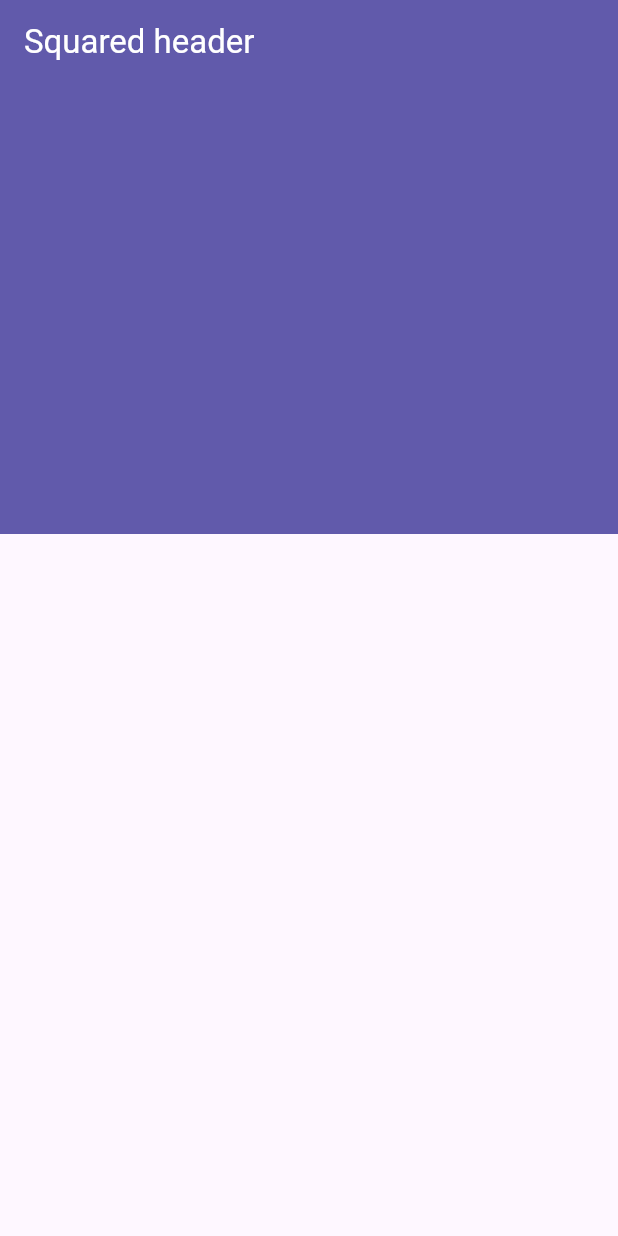
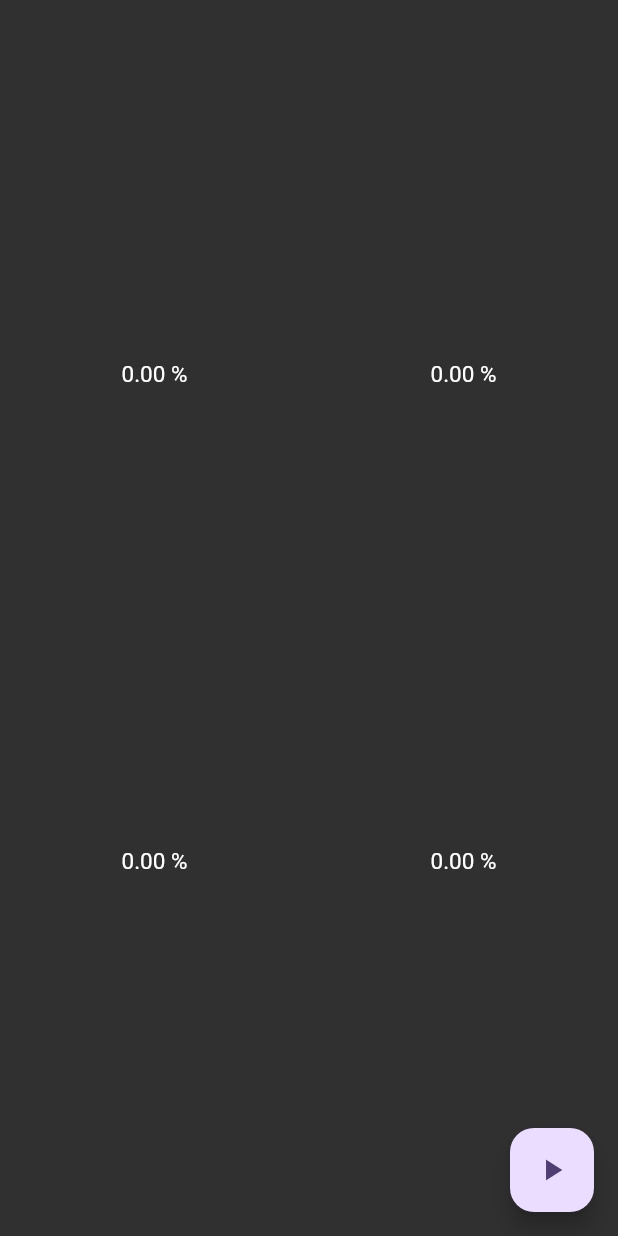
Before and after one commit to IvanLpJc/Flutter-CircularProgressBar, a Flutter app: the screen it shows after launch, on a phone screen of 412 x 824 dp. Run offline on Flutter 3.47's test engine with Material 2 defaults, Android fonts, the light colour scheme and no system bars.

Commit message:
Section finished.

```diff
--- a/lib/main.dart
+++ b/lib/main.dart
@@ -1,7 +1,4 @@
-import 'package:animated_custom_painter/src/challenges/animated_square_page.dart';
-import 'package:animated_custom_painter/src/pages/animations_page.dart';
-import 'package:animated_custom_painter/src/pages/headers_page.dart';
-import 'package:animated_custom_painter/src/pages/home_page.dart';
+import 'package:animated_custom_painter/src/pages/circular_graphs_page.dart';
 import 'package:flutter/material.dart';
 
 void main() {
@@ -17,11 +14,11 @@ class MyApp extends StatelessWidget {
     return MaterialApp(
       debugShowCheckedModeBanner: false,
       title: 'animated_custom_painter app',
-      theme: ThemeData(
+      theme: ThemeData.dark().copyWith(
         colorScheme: ColorScheme.fromSeed(seedColor: Colors.deepPurple),
         useMaterial3: true,
       ),
-      home: HomePage(),
+      home: CircularGraphsPage(),
     );
   }
 }
--- /dev/null
+++ b/lib/src/pages/circular_graphs_page.dart
@@ -0,0 +1,80 @@
+import 'package:animated_custom_painter/src/widgets/radial_progress_indicator.dart';
+import 'package:flutter/material.dart';
+
+class CircularGraphsPage extends StatefulWidget {
+  @override
+  State<CircularGraphsPage> createState() => _CircularGraphsPageState();
+}
+
+class _CircularGraphsPageState extends State<CircularGraphsPage> {
+  double percentage = 0.0;
+  @override
+  Widget build(BuildContext context) {
+    return Scaffold(
+      body: Column(
+        mainAxisAlignment: MainAxisAlignment.spaceEvenly,
+        children: [
+          Row(
+            mainAxisAlignment: MainAxisAlignment.spaceAround,
+            children: [
+              CustomRadialProgress(
+                  percentage: percentage, arcColor: Colors.amber),
+              CustomRadialProgress(
+                percentage: percentage,
+                arcColor: Colors.red,
+              ),
+            ],
+          ),
+          Row(
+            mainAxisAlignment: MainAxisAlignment.spaceAround,
+            children: [
+              CustomRadialProgress(
+                percentage: percentage,
+                arcColor: Colors.blue,
+              ),
+              CustomRadialProgress(
+                percentage: percentage,
+                arcColor: Colors.black,
+              ),
+            ],
+          )
+        ],
+      ),
+      floatingActionButton: FloatingActionButton(
+        onPressed: () => setState(() {
+          percentage += 10;
+          if (percentage > 100) {
+            percentage = 0.0;
+          }
+        }),
+        child: const Icon(Icons.play_arrow),
+      ),
+    );
+  }
+}
+
+class CustomRadialProgress extends StatelessWidget {
+  CustomRadialProgress({
+    super.key,
+    required this.percentage,
+    required this.arcColor,
+  });
+
+  final double percentage;
+  final Color arcColor;
+
+  final Gradient gradient =
+      LinearGradient(colors: [Colors.red, Colors.blue, Colors.amber]);
+
+  @override
+  Widget build(BuildContext context) {
+    return RadialProgressIndicator(
+      width: 150,
+      height: 150,
+      arcColor: arcColor,
+      percentage: percentage,
+      showGuide: false,
+      showPercetage: true,
+    );
+  }
+}
--- a/lib/src/pages/home_page.dart
+++ /dev/null
@@ -1,60 +0,0 @@
-import 'package:animated_custom_painter/src/challenges/animated_square_page.dart';
-import 'package:animated_custom_painter/src/widgets/headers.dart';
-import 'package:flutter/material.dart';
-
-class HomePage extends StatefulWidget {
-  @override
-  State<HomePage> createState() => _HomePageState();
-}
-
-class _HomePageState extends State<HomePage> {
-  int currentPage = 0;
-
-  List<String> titles = [
-    'Squared header',
-    'Rounded header',
-    'Diagonal header',
-    'Full diagonal',
-    'Triangle header',
-    'Wave header',
-    'Animated square'
-  ];
-  Gradient gradient = const LinearGradient(
-      begin: Alignment.topCenter,
-      end: Alignment.bottomCenter,
-      colors: [Color(0Xff6D05E8), Color(0xffC012FF), Color(0xff6D05FA)],
-      stops: [0.0, 0.4, 1.0]);
-
-  @override
-  Widget build(BuildContext context) {
-    return SafeArea(
-      child: Scaffold(
-        appBar: AppBar(
-            flexibleSpace: Container(
-              decoration: BoxDecoration(
-                  gradient: currentPage == 5 ? gradient : null,
-                  color: currentPage != 5 ? const Color(0xff615AAB) : null),
-            ),
-            title: Text(
-              titles[currentPage],
-              style: const TextStyle(color: Colors.white),
-            )),
-        body: PageView(
-          onPageChanged: (value) => setState(() {
-            currentPage = value;
-          }),
-          physics: const BouncingScrollPhysics(),
-          children: [
-            const SquaredHeader(),
-            const RoundedBorderHeader(),
-            DiagonalHeader(headerType: 0),
-            DiagonalHeader(headerType: 1),
-            DiagonalHeader(headerType: 2),
-            const CurvedHeader(),
-            const AnimatedSquarePage()
-          ],
-        ),
-      ),
-    );
-  }
-}
--- /dev/null
+++ b/lib/src/widgets/radial_progress_indicator.dart
@@ -0,0 +1,168 @@
+import 'dart:math';
+
+import 'package:flutter/material.dart';
+import 'package:flutter/scheduler.dart';
+
+class RadialProgressIndicator extends StatefulWidget {
+  final double percentage;
+  final double width;
+  final double height;
+  final Color? arcColor;
+  final Color? guideColor;
+  final Color? textColor;
+  final Gradient? arcGradient;
+  final bool showPercetage;
+  final bool showGuide;
+  final double arcWidth;
+  final double guideWidth;
+  const RadialProgressIndicator(
+      {super.key,
+      required this.percentage,
+      required this.width,
+      required this.height,
+      this.arcColor,
+      this.guideColor,
+      this.arcGradient,
+      this.textColor,
+      this.showPercetage = true,
+      this.showGuide = true,
+      this.guideWidth = 1,
+      this.arcWidth = 10});
+
+  @override
+  State<RadialProgressIndicator> createState() =>
+      _RadialProgressIndicatorState();
+}
+
+class _RadialProgressIndicatorState extends State<RadialProgressIndicator>
+    with SingleTickerProviderStateMixin {
+  double get percentage => widget.percentage;
+
+  Color? get arcColor => widget.arcColor;
+
+  Color? get guideColor => widget.guideColor;
+
+  Color? get textColor => widget.textColor;
+
+  Gradient? get arcGradient => widget.arcGradient;
+
+  bool get showPercentage => widget.showPercetage;
+
+  bool get showGuide => widget.showGuide;
+
+  double get arcWidth => widget.arcWidth;
+
+  double get guideWidth => widget.guideWidth;
+
+  double get width => widget.width;
+  double get height => widget.height;
+
+  late AnimationController controller;
+  late double prevPercentage;
+
+  @override
+  void initState() {
+    prevPercentage = percentage;
+    controller = AnimationController(
+        vsync: this, duration: const Duration(milliseconds: 200));
+    super.initState();
+  }
+
+  @override
+  void dispose() {
+    controller.dispose();
+    super.dispose();
+  }
+
+  @override
+  Widget build(BuildContext context) {
+    controller.forward(from: 0.0);
+
+    final differenceToAnimate = percentage - prevPercentage;
+    prevPercentage = percentage;
+
+    final textSize = width > height ? height / 10 : width / 10;
+    return AnimatedBuilder(
+        animation: controller,
+        builder: (context, child) {
+          double percentageToAnimate = (percentage - differenceToAnimate) +
+              (differenceToAnimate * controller.value);
+          return Container(
+            padding: const EdgeInsets.all(10),
+            width: width,
+            height: height,
+            child: CustomPaint(
+              painter: _RadialProgressPainter(
+                  percentageToAnimate,
+                  arcColor ?? Theme.of(context).colorScheme.primary,
+                  guideColor ?? Theme.of(context).colorScheme.secondary,
+                  showGuide,
+                  arcWidth,
+                  guideWidth,
+                  arcGradient),
+              child: showPercentage
+                  ? Center(
+                      child: Text(
+                        '${percentageToAnimate.toStringAsFixed(2)} %',
+                        style: TextStyle(fontSize: textSize, color: textColor),
+                      ),
+                    )
+                  : Container(),
+            ),
+          );
+        });
+  }
+}
+
+class _RadialProgressPainter extends CustomPainter {
+  final double percentage;
+  final Color arcColor;
+  final Color guideColor;
+  final bool showGuide;
+  final double arcWidth;
+  final double guideWidth;
+  final Gradient? gradient;
+
+  _RadialProgressPainter(this.percentage, this.arcColor, this.guideColor,
+      this.showGuide, this.arcWidth, this.guideWidth, this.gradient);
+
+  @override
+  void paint(Canvas canvas, Size size) {
+    final Rect gradientRect =
+        Rect.fromCircle(center: Offset(0, 0), radius: 100);
+
+    final Offset center = Offset(size.width * 0.5, size.height * 0.5);
+    final double radius = min(size.width * 0.5, size.height * 0.5);
+    // Complete circle
+    if (showGuide) {
+      final paint = Paint()
+        ..strokeWidth = guideWidth
+        ..color = guideColor
+        ..style = PaintingStyle.stroke;
+
+      canvas.drawCircle(center, radius, paint);
+    }
+
+    //arc
+    final arcPaint = Paint()
+      ..strokeWidth = arcWidth
+      ..strokeCap = StrokeCap.round
+      ..style = PaintingStyle.stroke;
+
+    if (gradient != null) {
+      arcPaint.shader = gradient!.createShader(gradientRect);
+    } else {
+      arcPaint.color = arcColor;
+    }
+
+    //Part that will be filled
+    double arcAngle = 2 * pi * (percentage / 100);
+    // Space where we'll place the arc
+    Rect rect = Rect.fromCircle(center: center, radius: radius);
+
+    canvas.drawArc(rect, -pi / 2, arcAngle, false, arcPaint);
+  }
+
+  @override
+  bool shouldRepaint(covariant CustomPainter oldDelegate) => true;
+}
```
Also changed, not shown: lib/src/challenges/animated_square_page.dart (deleted, +0 -111 lines), lib/src/labs/circular_progress_page.dart (added, +109 -0 lines), lib/src/pages/animations_page.dart (deleted, +0 -108 lines), lib/src/pages/headers_page.dart (deleted, +0 -15 lines), 11 other files.
